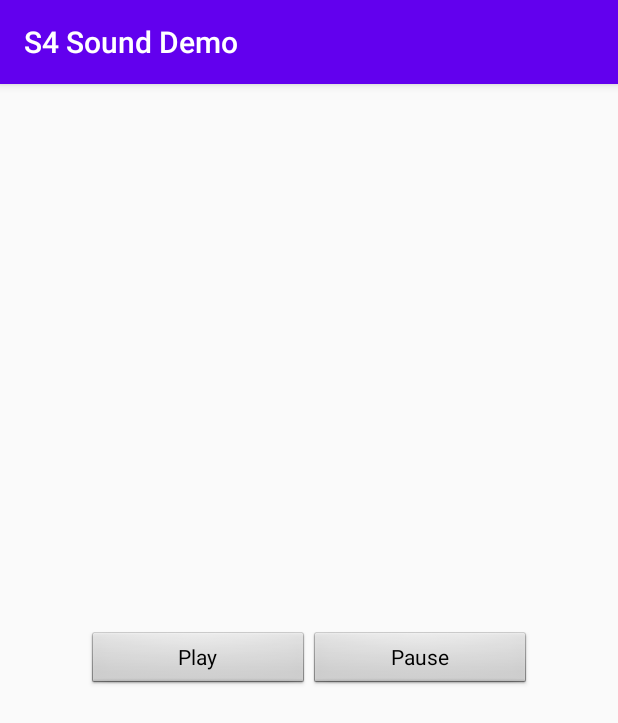
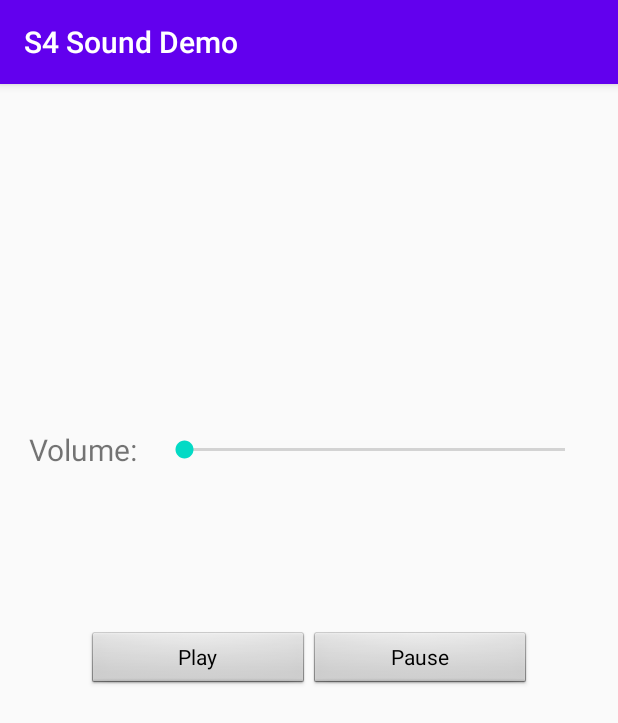
Before and after one commit to Udemy-The-Complete-Android-Dev-Course/S4-Sound-Demo, an Android app: the screen it shows after launch (MainActivity), on a phone screen of 412 x 824 dp. Shown: the top 723 px of the screen. Run offline under Robolectric (Android 15) with nearby library versions, the phone set to English and light mode, and no system bars.

Commit message:
Add volume control.

```diff
--- a/app/src/main/java/ldansorean/s4sounddemo/MainActivity.java
+++ b/app/src/main/java/ldansorean/s4sounddemo/MainActivity.java
@@ -2,13 +2,21 @@ package ldansorean.s4sounddemo;
 
 import androidx.appcompat.app.AppCompatActivity;
 
+import android.content.Context;
+import android.media.AudioManager;
 import android.media.MediaPlayer;
 import android.os.Bundle;
+import android.util.Log;
 import android.view.View;
+import android.widget.SeekBar;
+
+import static android.media.AudioManager.STREAM_MUSIC;
 
 public class MainActivity extends AppCompatActivity {
 
-    private  MediaPlayer mediaPlayer;
+    private MediaPlayer mediaPlayer;
+    private AudioManager audioManager;
+    private SeekBar volumeSeekBar;
 
     @Override
     protected void onCreate(Bundle savedInstanceState) {
@@ -16,6 +24,32 @@ public class MainActivity extends AppCompatActivity {
         setContentView(R.layout.activity_main);
 
         mediaPlayer = MediaPlayer.create(this, R.raw.rainforest);
+        audioManager = (AudioManager) getSystemService(Context.AUDIO_SERVICE);
+        volumeSeekBar = findViewById(R.id.volume);
+
+        //setup volume controls
+        int maxVolume = audioManager.getStreamMaxVolume(STREAM_MUSIC);
+        int currentVolume = audioManager.getStreamVolume(STREAM_MUSIC);
+        volumeSeekBar.setMax(maxVolume);
+        volumeSeekBar.setProgress(currentVolume);
+
+        volumeSeekBar.setOnSeekBarChangeListener(new SeekBar.OnSeekBarChangeListener() {
+            @Override
+            public void onProgressChanged(SeekBar seekBar, int progress, boolean fromUser) {
+                Log.i("seekbar", Integer.toString(progress));
+                audioManager.setStreamVolume(STREAM_MUSIC, progress, 0);
+            }
+
+            @Override
+            public void onStartTrackingTouch(SeekBar seekBar) {
+                //noop
+            }
+
+            @Override
+            public void onStopTrackingTouch(SeekBar seekBar) {
+                //noop
+            }
+        });
     }
 
     public void play(View view) {
--- a/app/src/main/res/layout/activity_main.xml
+++ b/app/src/main/res/layout/activity_main.xml
@@ -5,6 +5,37 @@
     android:layout_width="match_parent"
     android:layout_height="match_parent"
     tools:context=".MainActivity">
+
+    <TableLayout
+        android:layout_width="373dp"
+        android:layout_height="33dp"
+        android:layout_marginTop="230dp"
+        app:layout_constraintEnd_toEndOf="parent"
+        app:layout_constraintStart_toStartOf="parent"
+        app:layout_constraintTop_toTopOf="parent">
+
+        <TableRow
+            android:layout_width="match_parent"
+            android:layout_height="match_parent">
+
+            <TextView
+                android:id="@+id/textView"
+                android:layout_width="wrap_content"
+                android:layout_height="wrap_content"
+                android:layout_column="0"
+                android:layout_marginEnd="10dp"
+                android:text="Volume: "
+                android:textSize="20sp" />
+
+            <SeekBar
+                android:id="@+id/volume"
+                android:layout_width="match_parent"
+                android:layout_height="match_parent"
+                android:layout_column="1"
+                android:layout_weight="1" />
+        </TableRow>
+
+    </TableLayout>
 
     <LinearLayout
         android:layout_width="296dp"
@@ -33,4 +64,5 @@
             android:onClick="pause"
             android:text="Pause" />
     </LinearLayout>
+
 </androidx.constraintlayout.widget.ConstraintLayout>
```
